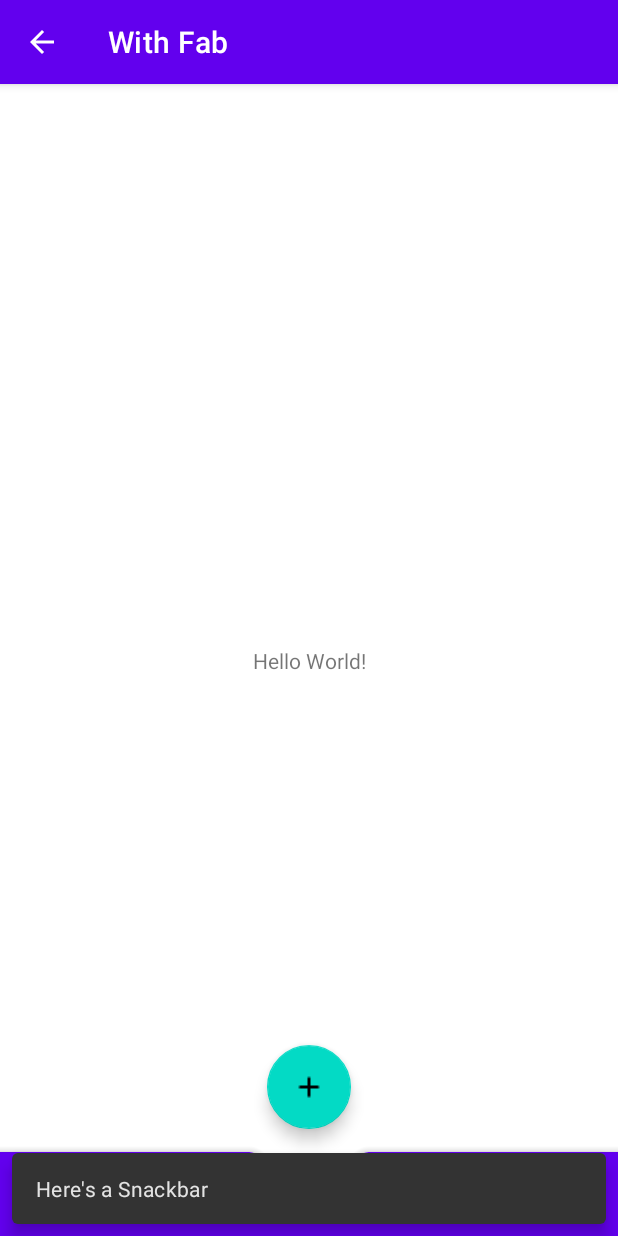
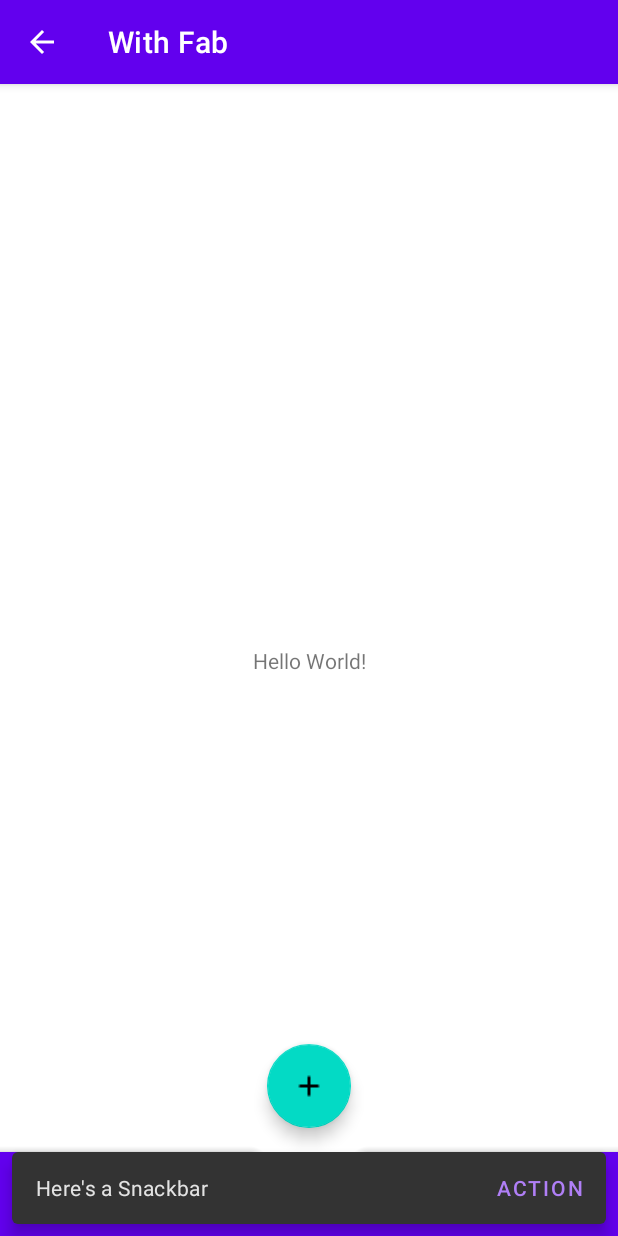
Before and after one commit to psomail/bz1, an Android app: the screen it shows after launch (MainActivity), after a tap on an icon or button, on a phone screen of 412 x 824 dp. Run offline under Robolectric (Android 15) with nearby library versions, the phone set to English and light mode, and no system bars.

Commit message:
snack fab1

```diff
--- a/app/src/main/java/com/example/bz1/MainActivity.kt
+++ b/app/src/main/java/com/example/bz1/MainActivity.kt
@@ -3,6 +3,7 @@ package com.example.bz1
 import androidx.appcompat.app.AppCompatActivity
 import android.os.Bundle
 import android.view.View
+import android.widget.Toast
 import com.google.android.material.snackbar.Snackbar
 
 class MainActivity : AppCompatActivity() {
@@ -22,7 +23,10 @@ class MainActivity : AppCompatActivity() {
         val fab: View = findViewById(R.id.fab)
         fab.setOnClickListener { view ->
             Snackbar.make(view, "Here's a Snackbar", Snackbar.LENGTH_LONG)
-                .setAction("Action", null)
+                .setAction("Action", { view ->
+                    Toast.makeText(getApplicationContext(), "Next clicked!",Toast.LENGTH_LONG)
+                        .show()
+                })
                 .show()
         }
     }
```
